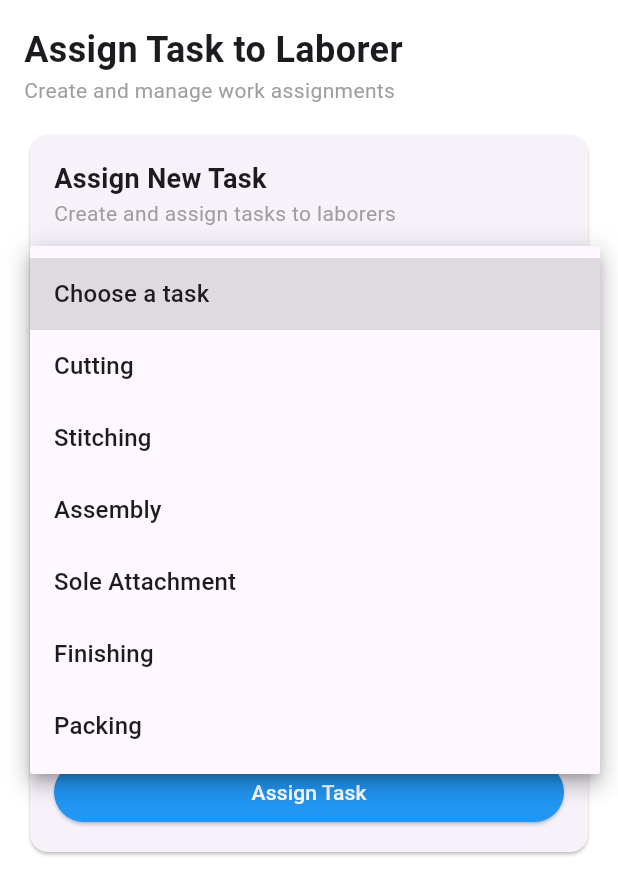
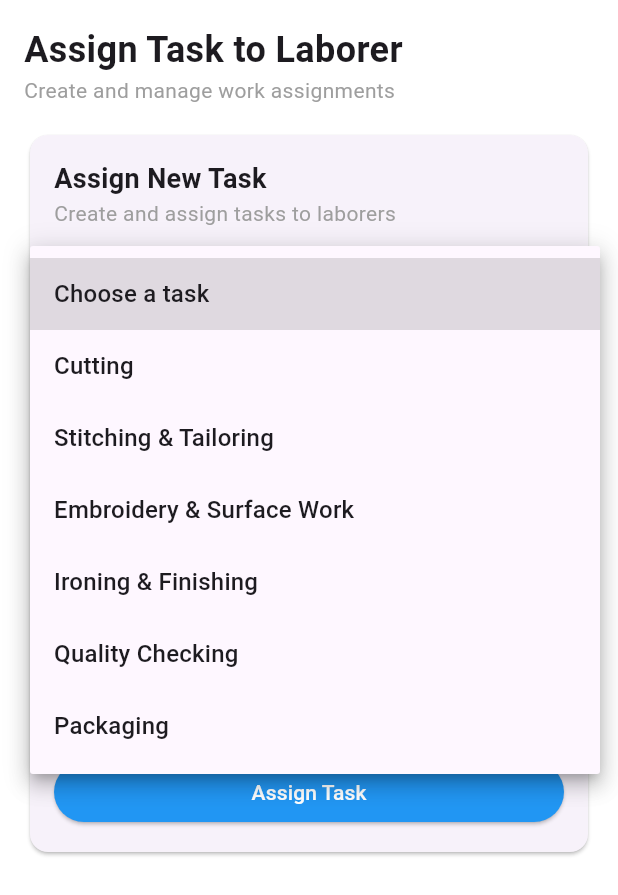
Before and after one commit to IKartiKI/Anvayaka, a Flutter app: the AssignTaskScreen widget shown alone on an empty page, opened directly, after a tap on "Choose a task", on a phone screen of 412 x 824 dp. Shown: the top 895 px of the screen. Run offline on Flutter 3.47's test engine with Material 3 defaults, Android fonts, the phone set to English and light mode, and no system bars; our stand-ins replace percent_indicator; network calls fail.

Commit message:
final commit

```diff
--- a/anvayaka/lib/screens/assign_task_screen.dart
+++ b/anvayaka/lib/screens/assign_task_screen.dart
@@ -19,11 +19,11 @@ class _AssignTaskScreenState extends State<AssignTaskScreen> {
   bool _isLoading = false;
   final List<String> _tasks = [
     'Cutting',
-    'Stitching',
-    'Assembly',
-    'Sole Attachment',
-    'Finishing',
-    'Packing',
+    'Stitching & Tailoring',
+    'Embroidery & Surface Work',
+    'Ironing & Finishing',
+    'Quality Checking',
+    'Packaging',
   ];
 
   Future<void> _assignTask() async {
```
Also changed, not shown: anvayaka/lib/screens/machine_health_screen.dart (+20 -10 lines), anvayaka/lib/services/labour_service.dart (+43 -7 lines).
